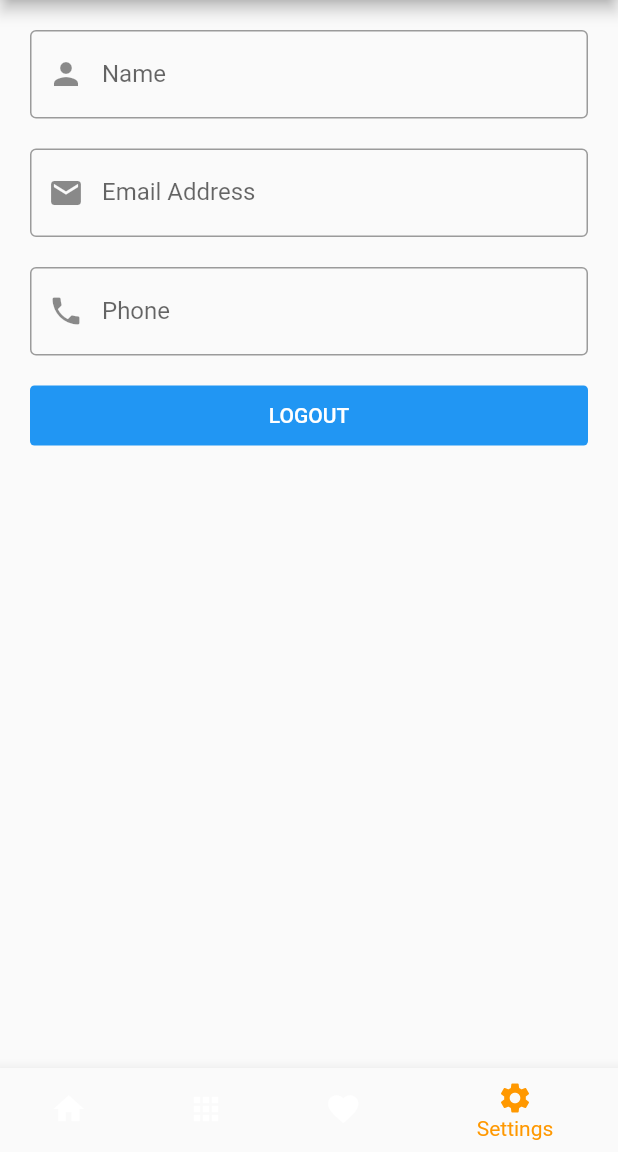
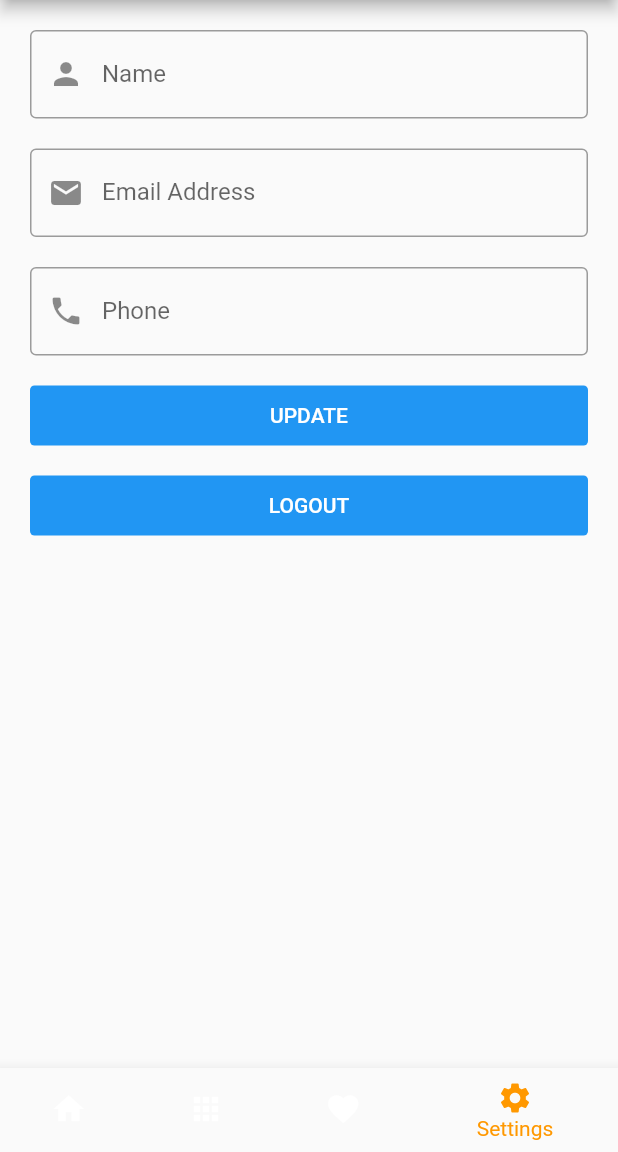
Before and after one commit to MalakEsmail/ShopAppFromApi, a Flutter app: the ShopLayout screen opened directly, item 4 of the bottom bar chosen, on a phone screen of 412 x 824 dp, the part 84-1236 px from its top. Run offline on Flutter 3.47's test engine with Material 2 defaults, Android fonts, the phone set to English and light mode, and no system bars; our stand-ins replace carousel_slider, conditional_builder, dio, flutter_bloc, fluttertoast, shared_preferences and 1 more; accounts and stored records are empty; network calls fail.

Commit message:
setting update user data

```diff
--- a/lib/cubit/shop_app_cubit/shop_app_states.dart
+++ b/lib/cubit/shop_app_cubit/shop_app_states.dart
@@ -41,3 +41,11 @@ class ShopSuccessUserDataState extends ShopStates {
 }
 
 class ShopErrorUserDataState extends ShopStates {}
+class ShopLoadingUpdateUserState extends ShopStates {}
+
+class ShopSuccessUpdateUserState extends ShopStates {
+  final LoginModel loginModel;
+  ShopSuccessUpdateUserState(this.loginModel);
+}
+
+class ShopErrorUpdateUserState extends ShopStates {}
--- a/lib/network/end_points.dart
+++ b/lib/network/end_points.dart
@@ -4,3 +4,4 @@ const GET_CATEGORIES = 'categories';
 const FAVORITES = 'favorites';
 const PROFILE='profile';
 const REGISTER='register';
+const UPDATEPROFILE='update-profile';
--- a/lib/network/remote/dio_helper.dart
+++ b/lib/network/remote/dio_helper.dart
@@ -40,4 +40,18 @@ class DioHelper {
     };
     return dio.post(url, queryParameters: query, data: data);
   }
+
+  static Future<Response> putData(
+      {@required String url,
+      Map<String, dynamic> query,
+      @required Map<String, dynamic> data,
+      String lang = 'ar',
+      String token}) async {
+    dio.options.headers = {
+      'Content-Type': 'application/json',
+      'lang': lang,
+      'Authorization': token ?? ''
+    };
+    return dio.put(url, queryParameters: query, data: data);
+  }
 }
--- a/lib/screens/settings/settings_screen.dart
+++ b/lib/screens/settings/settings_screen.dart
@@ -6,6 +6,7 @@ import 'package:shopappwithapi/cubit/shop_app_cubit/shop_app_cubit.dart';
 import 'package:shopappwithapi/cubit/shop_app_cubit/shop_app_states.dart';
 
 class SettingsScreen extends StatelessWidget {
+  var formKey = GlobalKey<FormState>();
   var nameController = TextEditingController();
   var phoneController = TextEditingController();
   var emailController = TextEditingController();
@@ -14,7 +15,7 @@ class SettingsScreen extends StatelessWidget {
   Widget build(BuildContext context) {
     return BlocConsumer<ShopCubit, ShopStates>(
       builder: (context, state) {
-        var loginModel=ShopCubit.get(context).userModel;
+        var loginModel = ShopCubit.get(context).userModel;
         nameController.text = loginModel.data.name;
         emailController.text = loginModel.data.email;
         phoneController.text = loginModel.data.phone;
@@ -23,6 +24,8 @@ class SettingsScreen extends StatelessWidget {
           condition: ShopCubit.get(context).userModel != null,
           builder: (context) => Padding(
             padding: const EdgeInsets.all(20.0),
+            child: Form(
+              key: formKey,
               child: Column(
                 children: [
                   defaultFormField(
@@ -63,12 +66,30 @@ class SettingsScreen extends StatelessWidget {
                         return null;
                       },
                       label: 'Phone',
-                    prefix: Icons.phone),SizedBox(
+                      prefix: Icons.phone),
+                  SizedBox(
                     height: 20.0,
-                ),defaultButton(function: (){
+                  ),
+                  defaultButton(
+                      function: () {
+                        if (formKey.currentState.validate()) {
+                          ShopCubit.get(context).updateUserData(
+                              name: nameController.text,
+                              email: emailController.text,
+                              phone: phoneController.text);
+                        }
+                      },
+                      text: 'update'),
+                  SizedBox(
+                    height: 20.0,
+                  ),
+                  defaultButton(
+                      function: () {
                         signOut(context);
-                }, text: 'logout'),
+                      },
+                      text: 'logout'),
                 ],
+              ),
             ),
           ),
           fallback: (context) => Center(
@@ -76,9 +97,7 @@ class SettingsScreen extends StatelessWidget {
           ),
         );
       },
-      listener: (context, state) {
-
-      },
+      listener: (context, state) {},
     );
   }
 }
```
Also changed, not shown: lib/cubit/shop_app_cubit/shop_app_cubit.dart (+19 -0 lines). Lines whose indentation alone changed are shown as unchanged.
